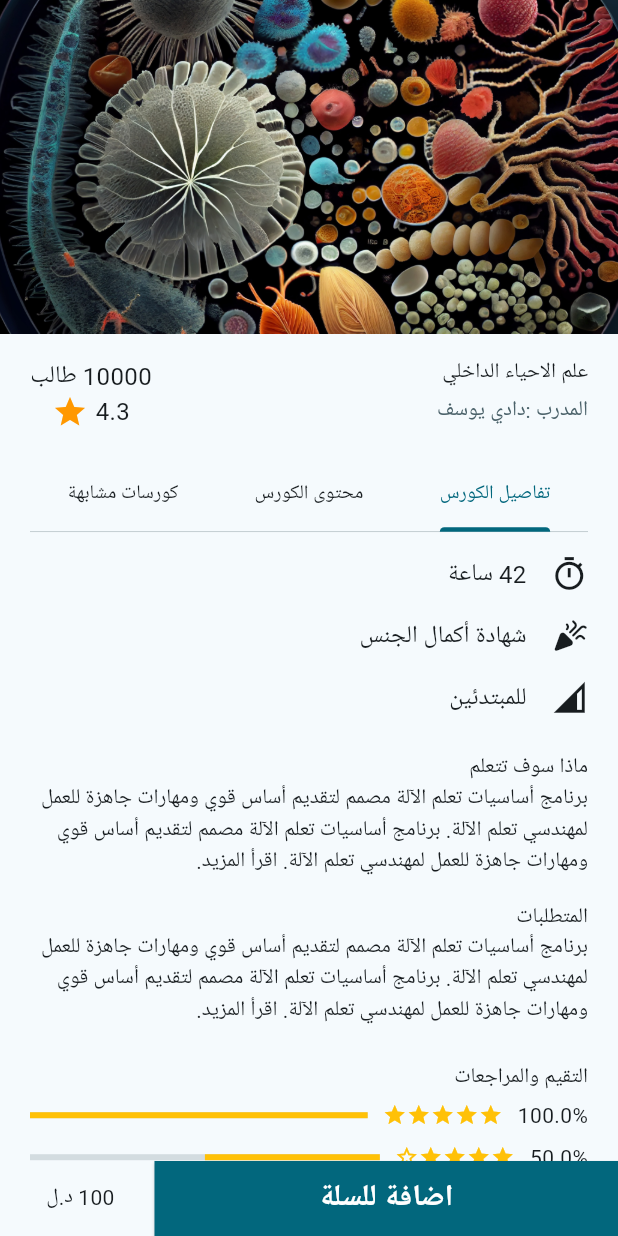
After one commit to AbdelWahab-Farhat/Mafahem, a Flutter app: the CourseViewBody screen opened directly, after a tap on "اضافة للسلة", on a phone screen of 412 x 824 dp. The commit adds this screen. Run offline on Flutter 3.47's test engine with Material 3 defaults, Android fonts, the phone set to English and light mode, and no system bars; our stand-ins replace bloc, carousel_slider, flutter_bloc, flutter_svg, google_fonts, page_transition and 1 more; Roboto replaces fonts that are missing (Cairo, Changa); statements that could not run were skipped.

Commit message:
widget for detail course for now

```diff
--- /dev/null
+++ b/lib/features/Course/presentation/views/about_section.dart
@@ -0,0 +1,148 @@
+import 'package:Basera/core/utility/size_config.dart';
+import 'package:Basera/core/utility/styles.dart';
+import 'package:Basera/core/widgets/custom_filled_button.dart';
+import 'package:Basera/features/Course/presentation/views/widgets/about_course_text_icon.dart';
+import 'package:Basera/features/Course/presentation/views/widgets/courseRating.dart';
+import 'package:Basera/features/Course/presentation/views/widgets/mini_section.dart';
+import 'package:flutter/material.dart';
+
+class AboutSection extends StatelessWidget {
+  const AboutSection({super.key});
+
+  @override
+  Widget build(BuildContext context) {
+    return Padding(
+      padding: const EdgeInsets.only(top: 16),
+      child: SingleChildScrollView(
+        child: Column(
+          crossAxisAlignment: CrossAxisAlignment.start,
+          children: [
+            const AboutCourseTextIcon(
+              title: '42 ساعة',
+              icon: Icons.timer_outlined,
+            ),
+            const SizedBox(
+              height: 16,
+            ),
+            const AboutCourseTextIcon(
+              title: 'شهادة أكمال الجنس',
+              icon: Icons.celebration_rounded,
+            ),
+            const SizedBox(
+              height: 16,
+            ),
+            const AboutCourseTextIcon(
+              title: 'للمبتدئين',
+              icon: Icons.network_cell_outlined,
+            ),
+            const SizedBox(
+              height: 24,
+            ),
+            const MiniSection(
+              title: 'ماذا سوف تتعلم',
+              content:
+                  'برنامج أساسيات تعلم الآلة مصمم لتقديم أساس قوي ومهارات جاهزة للعمل لمهندسي تعلم الآلة. برنامج أساسيات تعلم الآلة مصمم لتقديم أساس قوي ومهارات جاهزة للعمل لمهندسي تعلم الآلة. اقرأ المزيد.',
+            ),
+            const SizedBox(
+              height: 16,
+            ),
+            const MiniSection(
+              title: 'المتطلبات',
+              content:
+                  'برنامج أساسيات تعلم الآلة مصمم لتقديم أساس قوي ومهارات جاهزة للعمل لمهندسي تعلم الآلة. برنامج أساسيات تعلم الآلة مصمم لتقديم أساس قوي ومهارات جاهزة للعمل لمهندسي تعلم الآلة. اقرأ المزيد.',
+            ),
+            const SizedBox(
+              height: 24,
+            ),
+            Text(
+              'التقيم والمراجعات',
+              style: Styles.style18(context),
+            ),
+            const SizedBox(
+              height: 4,
+            ),
+            const CourseRatings(
+              percentageByStar: [1, 0.5, 0.1, 0.4, 0.3],
+            ),
+            const SizedBox(
+              height: 16,
+            ),
+            const CommentWidget(),
+            Divider(
+              color: Theme.of(context).colorScheme.onSurface.withOpacity(0.2),
+              thickness: 0.4,
+            ),
+            const CommentWidget(),
+            const SizedBox(
+              height: 24,
+            ),
+            CustomFilledButton(
+              onPressed: () {},
+              title: 'عرض المزيد',
+              width: SizeConfig.screenWidth,
+              color: Theme.of(context).colorScheme.primary,
+              textColor: Theme.of(context).colorScheme.onPrimary,
+              fontSize: 18,
+              radius: 8,
+              height: 45,
+            ),
+            const SizedBox(
+              height: 17,
+            ),
+            CustomFilledButton(
+              onPressed: () {},
+              title: 'اضافة مراجعة',
+              width: SizeConfig.screenWidth,
+              color: Theme.of(context).colorScheme.primary,
+              textColor: Theme.of(context).colorScheme.onPrimary,
+              fontSize: 18,
+              radius: 8,
+              height: 45,
+            ),
+            const SizedBox(
+              height: 24,
+            ),
+          ],
+        ),
+      ),
+    );
+  }
+}
+
+class CommentWidget extends StatelessWidget {
+  // obj of course comment
+  const CommentWidget({
+    super.key,
+  });
+
+  @override
+  Widget build(BuildContext context) {
+    return Column(
+      crossAxisAlignment: CrossAxisAlignment.start,
+      children: [
+        Text(
+          'بكر بكر',
+          style: Styles.style12(context).copyWith(fontWeight: FontWeight.w600),
+        ),
+        Text(
+          '2024/9/2',
+          style: Styles.style12(context),
+        ),
+        Row(
+          mainAxisAlignment: MainAxisAlignment.start,
+          crossAxisAlignment: CrossAxisAlignment.start,
+          children: List.generate(
+            5,
+            (index) => Icon(
+              index < 3 ? Icons.star : Icons.star_border,
+              color: Colors.amber,
+              size: 16,
+            ),
+          ),
+        ),
+        const Text(
+            'برنامج أساسيات تعلم الآلة مصمم لتقديم أساس قوي ومهارات جاهزة للعمل لمهندسي تعلم الآلة. برنامج أساسيات تعلم الآلة مصمم لتقديم أساس قوي ومهارات جاهزة للعمل لمهندسي تعلم الآلة. اقرأ المزيد.'),
+      ],
+    );
+  }
+}
--- /dev/null
+++ b/lib/features/Course/presentation/views/course_view.dart
@@ -0,0 +1,11 @@
+import 'package:Basera/features/Course/presentation/views/widgets/course_view_body.dart';
+import 'package:flutter/material.dart';
+
+class CourseView extends StatelessWidget {
+  const CourseView({super.key});
+
+  @override
+  Widget build(BuildContext context) {
+    return const CourseViewBody();
+  }
+}
--- /dev/null
+++ b/lib/features/Course/presentation/views/widgets/about_course_text_icon.dart
@@ -0,0 +1,34 @@
+import 'package:Basera/core/utility/styles.dart';
+import 'package:flutter/material.dart';
+
+class AboutCourseTextIcon extends StatelessWidget {
+  final String title;
+  final IconData icon;
+  const AboutCourseTextIcon({
+    super.key,
+    required this.title,
+    required this.icon,
+  });
+
+  @override
+  Widget build(BuildContext context) {
+    return Row(
+      children: [
+        Icon(
+          icon,
+          size: 25,
+          color: Theme.of(context).colorScheme.onSurface,
+        ),
+        const SizedBox(
+          width: 16,
+        ),
+        Text(
+          title,
+          style:
+          Styles.style16(context).copyWith(fontWeight: FontWeight.normal),
+          maxLines: 1,
+        ),
+      ],
+    );
+  }
+}
--- /dev/null
+++ b/lib/features/Course/presentation/views/widgets/add_to_cart_nav_bottom.dart
@@ -0,0 +1,38 @@
+import 'package:Basera/core/utility/size_config.dart';
+import 'package:Basera/core/utility/styles.dart';
+import 'package:Basera/core/widgets/custom_filled_button.dart';
+import 'package:flutter/material.dart';
+
+class AddToCartNavBottom extends StatelessWidget {
+  const AddToCartNavBottom({
+    super.key,
+  });
+
+  @override
+  Widget build(BuildContext context) {
+    return Row(
+      crossAxisAlignment: CrossAxisAlignment.center,
+      mainAxisAlignment: MainAxisAlignment.spaceBetween,
+      children: [
+        CustomFilledButton(
+          width: SizeConfig.screenWidth * 0.75,
+          title: 'اضافة للسلة',
+          onPressed: () {},
+          radius: 0,
+          color: Theme.of(context).colorScheme.primary,
+          textColor: Theme.of(context).colorScheme.onPrimary,
+        ),
+        Column(
+          mainAxisSize: MainAxisSize.min,
+          children: [
+            Text('100 د.ل',style: Styles.style18(context),),
+            // TODO: PRICE BEFORE DISCOUNT ( DO IT LATER)
+            if (false) Text('100 د.ل',style: Styles.style16(context).copyWith(decoration:  TextDecoration.lineThrough),),
+
+          ],
+        ),
+        SizedBox(width:SizeConfig.screenWidth * 0.01,),
+      ],
+    );
+  }
+}
--- /dev/null
+++ b/lib/features/Course/presentation/views/widgets/courseRating.dart
@@ -0,0 +1,24 @@
+import 'package:Basera/features/Course/presentation/views/widgets/rating_bar.dart';
+import 'package:flutter/material.dart';
+
+class CourseRatings extends StatelessWidget {
+  final List<double> percentageByStar;
+  const CourseRatings({super.key, required this.percentageByStar});
+
+  @override
+  Widget build(BuildContext context) {
+    return  Column(
+      children: [
+        RatingBar(starCount: 5, percentage: percentageByStar[0],),
+        const SizedBox(height: 8),
+        RatingBar(starCount: 4, percentage: percentageByStar[1],),
+        const SizedBox(height: 8),
+        RatingBar(starCount: 3, percentage: percentageByStar[2],),
+        const SizedBox(height: 8),
+        RatingBar(starCount: 2, percentage: percentageByStar[3]),
+        const SizedBox(height: 8),
+        RatingBar(starCount: 1, percentage: percentageByStar[4],),
+      ],
+    );
+  }
+}
--- /dev/null
+++ b/lib/features/Course/presentation/views/widgets/course_view_body.dart
@@ -0,0 +1,78 @@
+import 'package:Basera/core/utility/size_config.dart';
+import 'package:Basera/core/utility/styles.dart';
+import 'package:Basera/features/Course/presentation/views/about_section.dart';
+import 'package:Basera/features/Course/presentation/views/lecture_section.dart';
+import 'package:Basera/features/Course/presentation/views/similar_courses_section.dart';
+import 'package:Basera/features/Course/presentation/views/widgets/add_to_cart_nav_bottom.dart';
+import 'package:Basera/features/Course/presentation/views/widgets/header_section.dart';
+import 'package:flutter/material.dart';
+
+class CourseViewBody extends StatelessWidget {
+  const CourseViewBody({super.key});
+
+  @override
+  Widget build(BuildContext context) {
+    return DefaultTabController(
+      length: 3, // Number of tabs
+      child: Scaffold(
+        bottomNavigationBar: const AddToCartNavBottom(),
+        body: Column(
+          crossAxisAlignment: CrossAxisAlignment.start,
+          children: [
+            SizedBox(
+                width: SizeConfig.screenWidth,
+                height: SizeConfig.screenHeight * 0.27,
+                child: Image.asset(
+                  'lib/assets/images/course-image.png',
+                  fit: BoxFit.cover,
+                )),
+            Padding(
+              padding: const EdgeInsets.only(right: 20, left: 20, top: 16),
+              child: Column(
+                crossAxisAlignment: CrossAxisAlignment.start,
+                children: [
+                  const HeaderSection(),
+                  const SizedBox(height: 20),
+                  TabBar(
+                    tabs: const [
+                      Tab(text: "تفاصيل الكورس"),
+                      Tab(text: "محتوى الكورس"),
+                      Tab(text: "كورسات مشابهة"),
+                    ],
+                    labelStyle: Styles.style12(context).copyWith(fontSize: 13),
+                    splashFactory:
+                    InkSparkle.constantTurbulenceSeedSplashFactory,
+                    indicatorWeight: 2,
+                    labelPadding: EdgeInsets.zero,
+                    dividerHeight: 0.2,
+                    dividerColor: Theme.of(context).colorScheme.secondary,
+                    labelColor: Theme.of(context).colorScheme.primary,
+                    unselectedLabelColor:
+                    Theme.of(context).colorScheme.onSurface, // Inactive tab color
+                    indicatorColor: Theme.of(context).colorScheme.primary, // Tab indicator color
+                  ),
+                ],
+              ),
+            ),
+            const Expanded(
+              child: Padding(
+                padding: EdgeInsets.symmetric(horizontal: 20),
+                child: TabBarView(
+                  physics: NeverScrollableScrollPhysics(),
+                  children: [
+                    // Tab 1 content with scroll
+                    AboutSection(),
+                    // Tab 2 content with scroll
+                    LectureSection(),
+                    // Tab 3 content with scroll
+                    SimilarCoursesSection()
+                  ],
+                ),
+              ),
+            ),
+          ],
+        ),
+      ),
+    );
+  }
+}
--- /dev/null
+++ b/lib/features/Course/presentation/views/widgets/header_section.dart
@@ -0,0 +1,21 @@
+import 'package:Basera/features/Course/presentation/views/widgets/rate_with_student_number.dart';
+import 'package:Basera/features/Course/presentation/views/widgets/title_with_trainer.dart';
+import 'package:flutter/material.dart';
+
+class HeaderSection extends StatelessWidget {
+  const HeaderSection({
+    super.key,
+  });
+
+  @override
+  Widget build(BuildContext context) {
+    return const Row(
+      crossAxisAlignment: CrossAxisAlignment.start,
+      mainAxisAlignment: MainAxisAlignment.spaceBetween,
+      children: [
+        TitleWithTrainer(),
+        RateWithStudentNumber(),
+      ],
+    );
+  }
+}
--- /dev/null
+++ b/lib/features/Course/presentation/views/widgets/mini_section.dart
@@ -0,0 +1,28 @@
+import 'package:Basera/core/utility/styles.dart';
+import 'package:flutter/material.dart';
+class MiniSection extends StatelessWidget {
+  final String title;
+  final String content;
+  const MiniSection({
+    super.key,
+    required this.title,
+    required this.content,
+  });
+
+  @override
+  Widget build(BuildContext context) {
+    return Column(
+      crossAxisAlignment: CrossAxisAlignment.start,
+      children: [
+        Text(
+          title,
+          style: Styles.style18(context).copyWith(fontWeight: FontWeight.w600),
+        ),
+        Text(
+          content,
+          style: Styles.style14(context),
+        ),
+      ],
+    );
+  }
+}
--- /dev/null
+++ b/lib/features/Course/presentation/views/widgets/rate_widget.dart
@@ -0,0 +1,18 @@
+import 'package:Basera/core/utility/styles.dart';
+import 'package:flutter/material.dart';
+class RateWidget extends StatelessWidget {
+  const RateWidget({
+    super.key,
+  });
+
+  @override
+  Widget build(BuildContext context) {
+    return Row(
+      children: [
+        Text('4.3',style: Styles.style16(context),),
+        const SizedBox(width: 5,),
+        const Icon(Icons.star ,color: Colors.orange,)
+      ],
+    );
+  }
+}
--- /dev/null
+++ b/lib/features/Course/presentation/views/widgets/rate_with_student_number.dart
@@ -0,0 +1,21 @@
+import 'package:Basera/core/utility/styles.dart';
+import 'package:Basera/features/Course/presentation/views/widgets/rate_widget.dart';
+import 'package:flutter/material.dart';
+
+
+class RateWithStudentNumber extends StatelessWidget {
+  const RateWithStudentNumber({
+    super.key,
+  });
+
+  @override
+  Widget build(BuildContext context) {
+    return Column(
+      crossAxisAlignment: CrossAxisAlignment.center,
+      children: [
+        Text("10000 طالب",style: Styles.style16(context),),
+        RateWidget(),
+      ],
+    );
+  }
+}
--- /dev/null
+++ b/lib/features/Course/presentation/views/widgets/rating_bar.dart
@@ -0,0 +1,47 @@
+import 'package:flutter/material.dart';
+
+class RatingBar extends StatelessWidget {
+  final int starCount;
+  final double percentage;
+
+  const RatingBar({
+    super.key,
+    required this.starCount,
+    required this.percentage,
+  });
+
+  @override
+  Widget build(BuildContext context) {
+    return Row(
+      crossAxisAlignment: CrossAxisAlignment.center,
+      children: [
+        // النسبة المئوية على اليمين
+        Text(
+          '${(percentage * 100).toStringAsFixed(1)}%',
+          style: const TextStyle(fontSize: 14),
+        ),
+        const SizedBox(width: 10),
+        Row(
+          children: List.generate(
+            5,
+                (index) => Icon(
+              index < starCount
+                  ? Icons.star
+                  : Icons.star_border,
+              color: Colors.amber,
+              size: 16,
+            ),
+          ),
+        ),
+        const SizedBox(width: 10),
+        Expanded(
+          child: LinearProgressIndicator(
+            value: percentage,
+            backgroundColor: Theme.of(context).colorScheme.secondary.withOpacity(0.2),
+            valueColor: const AlwaysStoppedAnimation<Color>(Colors.amber),
+          ),
+        ),
+      ],
+    );
+  }
+}
--- /dev/null
+++ b/lib/features/Course/presentation/views/widgets/similar_courses_item.dart
@@ -0,0 +1,35 @@
+import 'package:Basera/core/utility/styles.dart';
+import 'package:Basera/features/Course/presentation/views/widgets/rate_widget.dart';
+import 'package:flutter/material.dart';
+
+class SimilarCoursesItem extends StatelessWidget {
+  const SimilarCoursesItem({
+    super.key,
+  });
+
+  @override
+  Widget build(BuildContext context) {
+    return Row(
+      mainAxisAlignment: MainAxisAlignment.spaceBetween,
+      children: [
+        Column(
+          crossAxisAlignment: CrossAxisAlignment.start  ,
+          children: [
+            Text('مقدمة في علوم الحاسوب',style: Styles.style16(context).copyWith(fontWeight: FontWeight.w600),),
+            const SizedBox(height: 4,),
+            const RateWidget(),
+            Text('10000 طالب',style: Styles.style16(context),),
+          ],
+        ),
+        Container(
+            clipBehavior: Clip.hardEdge,
+            decoration: BoxDecoration(
+              borderRadius: BorderRadius.circular(8),
+            ),
+            width: 85,
+            height: 85,
+            child: Image.asset('lib/assets/images/course-image.png',fit: BoxFit.cover,)),
+      ],
+    );
+  }
+}
--- /dev/null
+++ b/lib/features/Course/presentation/views/widgets/title_with_trainer.dart
@@ -0,0 +1,33 @@
+import 'package:Basera/core/utility/size_config.dart';
+import 'package:Basera/core/utility/styles.dart';
+import 'package:flutter/material.dart';
+import 'package:google_fonts/google_fonts.dart';
+
+class TitleWithTrainer extends StatelessWidget {
+  const TitleWithTrainer({
+    super.key,
+  });
+
+  @override
+  Widget build(BuildContext context) {
+    return Column(
+      children: [
+        SizedBox(
+          width: SizeConfig.screenWidth * 0.67,
+          child: Text(
+            "علم الاحياء الداخلي",
+            style: Styles.style18(context),
+          ),
+        ),
+        const SizedBox(height: 4,),
+        SizedBox(
+          width: SizeConfig.screenWidth * 0.67,
+          child: Text('المدرب :دادي يوسف ',
+              style: Styles.style14(context).copyWith(
+                  color: Theme.of(context).colorScheme.secondary,
+                  fontFamily: GoogleFonts.changa().fontFamily)),
+        ),
+      ],
+    );
+  }
+}
--- a/lib/features/home/presentation/views/widgets/custom_carouse_slider.dart
+++ b/lib/features/home/presentation/views/widgets/custom_carouse_slider.dart
@@ -1,3 +1,5 @@
+import 'package:Basera/core/utility/helper.dart';
+import 'package:Basera/features/Course/presentation/views/course_view.dart';
 import 'package:carousel_slider/carousel_slider.dart';
 import 'package:flutter/material.dart';
 
@@ -15,7 +17,9 @@ class CustomCarouseSlider extends StatelessWidget {
         enlargeCenterPage: true,
       ),
       items: [
-        Stack(
+        GestureDetector(
+          onTap: () => push(context, const CourseView()),
+          child: Stack(
             children: [
               Container(
                 height: 159.75,
@@ -39,6 +43,7 @@ class CustomCarouseSlider extends StatelessWidget {
               ),
             ],
           ),
+        ),
         // You can add more items similarly...
       ],
     );
```
Lines whose indentation alone changed are shown as unchanged.
